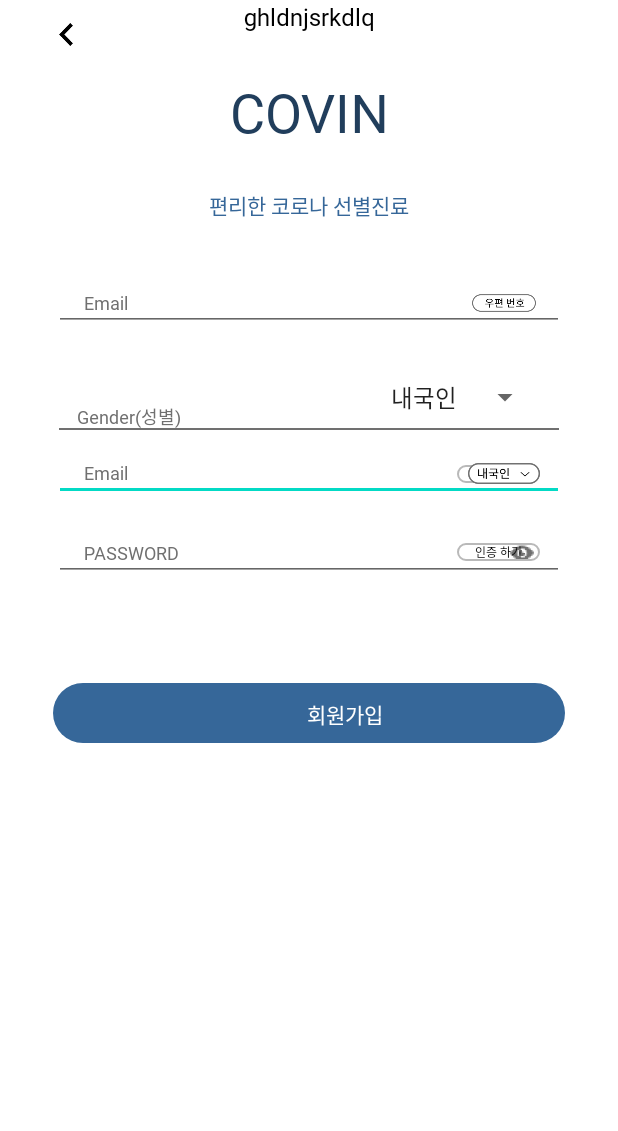
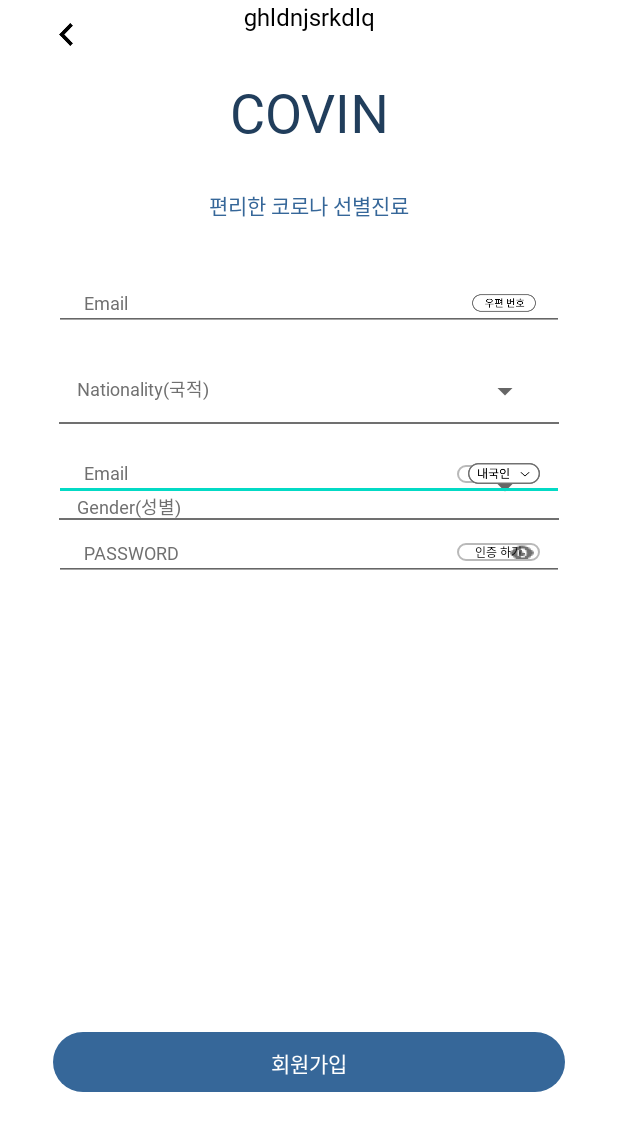
Before and after one commit to AppJam-Tigris/Tigris_Android, an Android app: the layout activity_register.xml on its own in the app's theme, with its tools: preview values and no code run, on a phone screen of 412 x 824 dp. Shown: the top 1131 px of the screen. Run offline under Robolectric (Android 15) with nearby library versions, the phone set to English and light mode, and no system bars.

Commit message:
Feat :: register XML

```diff
--- a/app/src/main/res/layout/activity_register.xml
+++ b/app/src/main/res/layout/activity_register.xml
@@ -70,7 +70,7 @@
             android:layout_width="0dp"
             android:layout_height="50dp"
             android:layout_marginStart="35dp"
-            android:layout_marginTop="16dp"
+            android:layout_marginTop="12dp"
             android:layout_marginEnd="35dp"
             app:layout_constraintEnd_toEndOf="parent"
             app:layout_constraintHorizontal_bias="1.0"
@@ -82,7 +82,7 @@
                 android:layout_width="wrap_content"
                 android:layout_height="wrap_content"
                 android:layout_marginEnd="16dp"
-                android:entries="@array/local"
+                android:entries="@array/nation"
                 android:textSize="8dp"
                 app:layout_constraintBottom_toBottomOf="parent"
                 app:layout_constraintEnd_toEndOf="parent"
@@ -91,6 +91,57 @@
 
             <TextView
                 android:id="@+id/tvSpinner"
+                android:layout_width="wrap_content"
+                android:layout_height="wrap_content"
+                android:layout_marginStart="16dp"
+                android:fontFamily="@font/noto_sans_kr_regular"
+                android:text="Nationality(국적)"
+                android:textColor="#707070"
+                android:textSize="12dp"
+                app:layout_constraintBottom_toBottomOf="parent"
+                app:layout_constraintStart_toStartOf="parent"
+                app:layout_constraintTop_toTopOf="parent"
+                app:layout_constraintVertical_bias="0.533" />
+
+            <View
+                android:id="@+id/v2Spinner"
+                android:layout_width="0dp"
+                android:layout_height="1dp"
+                android:layout_marginStart="4dp"
+                android:layout_marginEnd="4dp"
+                android:background="#707070"
+                app:layout_constraintBottom_toBottomOf="parent"
+                app:layout_constraintEnd_toEndOf="parent"
+                app:layout_constraintStart_toStartOf="parent" />
+
+        </androidx.constraintlayout.widget.ConstraintLayout>
+
+        <androidx.constraintlayout.widget.ConstraintLayout
+            android:id="@+id/spinner_nationality"
+            android:layout_width="0dp"
+            android:layout_height="50dp"
+            android:layout_marginStart="35dp"
+            android:layout_marginTop="76dp"
+            android:layout_marginEnd="35dp"
+            app:layout_constraintEnd_toEndOf="parent"
+            app:layout_constraintHorizontal_bias="1.0"
+            app:layout_constraintStart_toStartOf="parent"
+            app:layout_constraintTop_toBottomOf="@+id/etRegisterFirst">
+
+            <Spinner
+                android:id="@+id/btnNation"
+                android:layout_width="wrap_content"
+                android:layout_height="wrap_content"
+                android:layout_marginEnd="16dp"
+                android:entries="@array/gender"
+                android:textSize="8dp"
+                app:layout_constraintBottom_toBottomOf="parent"
+                app:layout_constraintEnd_toEndOf="parent"
+                app:layout_constraintTop_toTopOf="parent"
+                app:layout_constraintVertical_bias="0.615" />
+
+            <TextView
+                android:id="@+id/tvNation"
                 android:layout_width="wrap_content"
                 android:layout_height="wrap_content"
                 android:layout_marginStart="16dp"
@@ -212,26 +263,26 @@
             android:layout_width="0dp"
             android:layout_height="40dp"
             android:layout_marginStart="35dp"
-            android:layout_marginTop="68dp"
             android:layout_marginEnd="35dp"
+            android:layout_marginBottom="96dp"
             android:background="@drawable/bg_register_btn_border"
+            app:layout_constraintBottom_toBottomOf="parent"
             app:layout_constraintEnd_toEndOf="parent"
             app:layout_constraintHorizontal_bias="1.0"
-            app:layout_constraintStart_toStartOf="parent"
-            app:layout_constraintTop_toBottomOf="@+id/etRegisterFourth" />
+            app:layout_constraintStart_toStartOf="parent" />
 
         <TextView
             android:id="@+id/stvRegister"
             android:layout_width="285dp"
             android:layout_height="38dp"
-            android:layout_marginEnd="4dp"
             android:fontFamily="@font/noto_sans_kr_medium"
             android:gravity="center"
             android:text="회원가입"
             android:textColor="#FFFFFF"
             android:textSize="14dp"
             app:layout_constraintBottom_toBottomOf="@+id/sview2"
-            app:layout_constraintEnd_toEndOf="@+id/sview2" />
+            app:layout_constraintEnd_toEndOf="@+id/sview2"
+            app:layout_constraintStart_toStartOf="@+id/sview2" />
 
         <TextView
             android:id="@+id/btnRegisterSecond"
```
